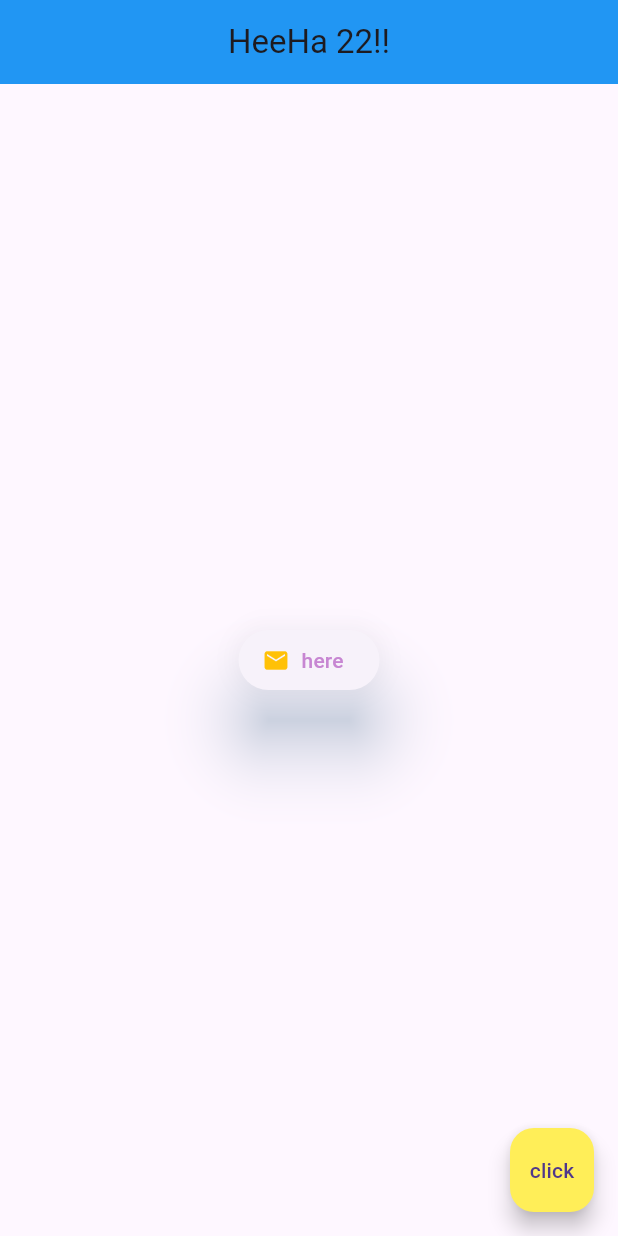
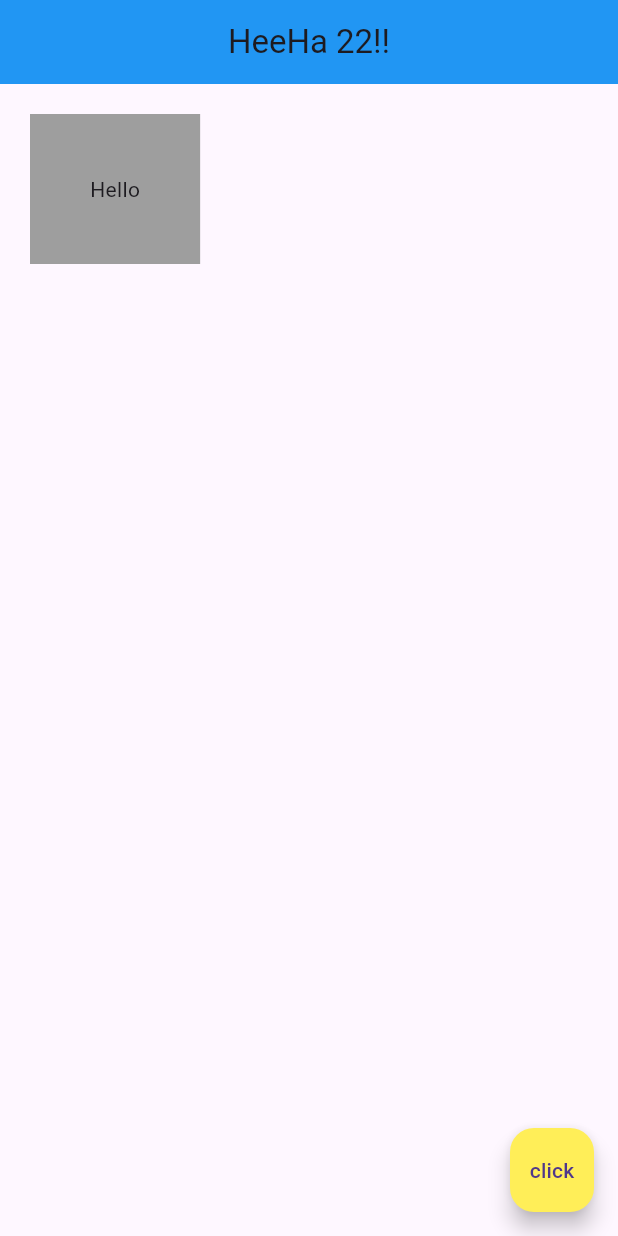
Before and after one commit to hangEX7749/flutter_first_app, a Flutter app: the screen it shows after launch, on a phone screen of 412 x 824 dp. Run offline on Flutter 3.47's test engine with Material 3 defaults, Android fonts, the phone set to English and light mode, and no system bars.

Commit message:
padding,margin

```diff
--- a/lib/main.dart
+++ b/lib/main.dart
@@ -18,21 +18,11 @@ class Home extends StatelessWidget {
         centerTitle: true,
         backgroundColor: Colors.blue[500] ,
       ),
-      body: Center(
-        child: ElevatedButton.icon(
-          onPressed: () {},
-          icon: const Icon(
-            Icons.mail,
-            color: Colors.amber,
-          ),
-          style: ElevatedButton.styleFrom(
-            foregroundColor: const Color.fromARGB(255, 199, 134, 210),
-            shadowColor: const Color.fromARGB(255, 155, 201, 239),
-            elevation: 20.0,
-          ),
-          label: const Text('here'),
-          //color: Colors.purple,
-        ),
+      body: Container(
+        margin: const EdgeInsets.all(20),
+        padding: const EdgeInsets.all(40),
+        color: Colors.grey,
+        child: const Text("Hello"),
       ),
       floatingActionButton: FloatingActionButton(
         onPressed: () {  },
```
